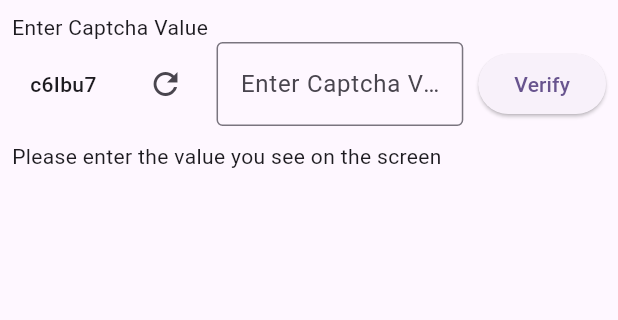
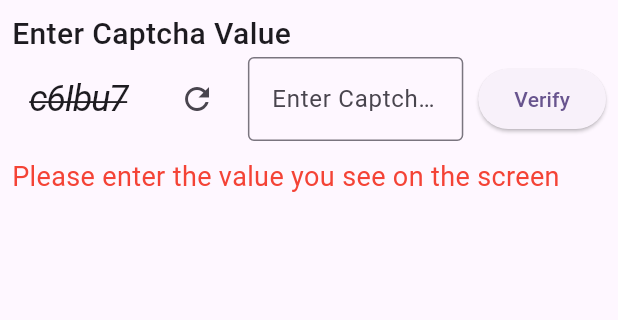
Before and after one commit to flutterwings304/captcha_verification, a Flutter app: the screen it shows after launch, on a phone screen of 412 x 824 dp, the part 84-404 px from its top. Run offline on Flutter 3.47's test engine with Material 3 defaults, Android fonts, the phone set to English and light mode, and no system bars.

Commit message:
Captcha TextStyle improved

```diff
--- a/lib/captcha_verification.dart
+++ b/lib/captcha_verification.dart
@@ -14,15 +14,31 @@ class CaptchaVerification extends StatefulWidget {
           border: OutlineInputBorder(),
           hintText: "Enter Captcha Value",
           labelText: "Enter Captcha Value"),
-      this.labelStyle = const TextStyle(),
+      this.labelStyle = const TextStyle(
+        fontWeight: FontWeight.w500,
+        fontSize: 20,
+      ),
       this.refreshWidget = const Icon(Icons.refresh),
-      this.captchaStyle = const TextStyle(fontWeight: FontWeight.w500),
+      this.captchaStyle = const TextStyle(
+          decoration: TextDecoration.lineThrough,
+          letterSpacing: -1,
+          fontSize: 24,
+          fontStyle: FontStyle.italic),
       this.labelText = "Enter Captcha Value",
       this.errorText = "Please enter the value you see on the screen",
+      this.errorStyle = const TextStyle(fontSize: 18, color: Colors.red),
       required this.onVerified,
       this.verifiedWidget = const Row(
         mainAxisAlignment: MainAxisAlignment.start,
-        children: [Icon(Icons.verified), SizedBox(width: 5,), Text("Verified")],
+        children: [
+          Icon(Icons.verified),
+          SizedBox(
+            width: 5,
+          ),
+          Text(
+            "Verified",
+          )
+        ],
       )})
       : super(key: key);
 
@@ -37,6 +53,9 @@ class CaptchaVerification extends StatefulWidget {
 
   ///Captcha label textstyle
   final TextStyle labelStyle;
+
+  ///Captcha Error textstyle
+  final TextStyle errorStyle;
 
   ///Widget that need to show for refreshing the captcha
   final Widget refreshWidget;
@@ -146,10 +165,15 @@ class _CaptchaVerificationState extends State<CaptchaVerification> {
           const SizedBox(
             height: 10,
           ),
-            if (isVerified) widget.verifiedWidget else Text(widget.errorText),
+          if (isVerified)
+            widget.verifiedWidget
+          else
+            Text(
+              widget.errorText,
+              style: widget.errorStyle,
+            ),
         ],
       ),
-      ),
-    );
+    ));
   }
 }
--- a/pubspec.yaml
+++ b/pubspec.yaml
@@ -1,7 +1,7 @@
 name: captcha_verification
 description: "A Flutter package for verifying the captcha from user for better security"
-version: 0.0.1
-homepage:
+version: 0.0.1+1
+homepage: https://github.com/flutterwings304/captcha_verification
 repository: https://github.com/flutterwings304/captcha_verification
 
 environment:
```
Also changed, not shown: example/pubspec.lock, 1 other file. Lines whose indentation alone changed are shown as unchanged.
